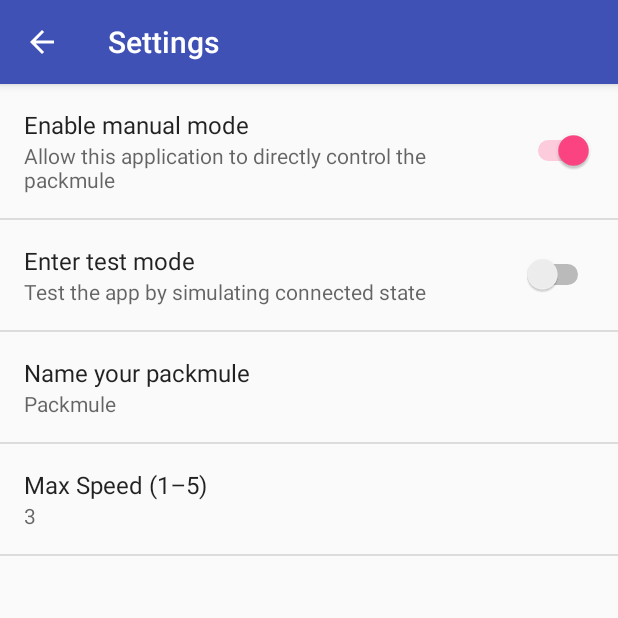
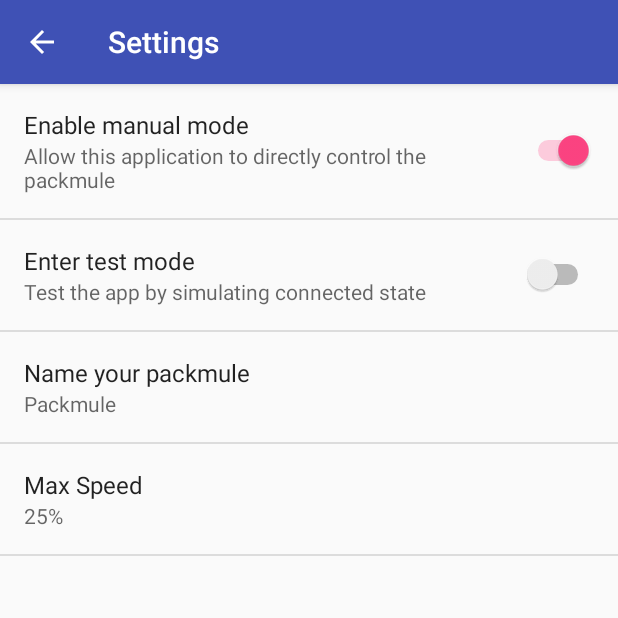
Before and after one commit to jaredford/Packmule, an Android app: the screen it shows after launch (SettingsActivity), in the side drawer, after a tap on "Settings", on a phone screen of 412 x 824 dp, the top half of it. Run offline under Robolectric (Android 15) with nearby library versions, the phone set to English and light mode, and no system bars.

Commit message:
Max speed is now a percentage (for more granular speed control). Bug fixes

```diff
--- a/app/build.gradle
+++ b/app/build.gradle
@@ -8,8 +8,8 @@ android {
         applicationId "com.jared.packmule"
         minSdkVersion 16
         targetSdkVersion 25
-        versionCode 18
-        versionName "1.5.3"
+        versionCode 20
+        versionName "1.5.5"
         testInstrumentationRunner "android.support.test.runner.AndroidJUnitRunner"
         vectorDrawables.useSupportLibrary = true
     }
--- a/app/src/main/java/com/jared/packmule/MainActivity.java
+++ b/app/src/main/java/com/jared/packmule/MainActivity.java
@@ -294,6 +294,7 @@ public class MainActivity extends AppCompatActivity
             }
             // The connection attempt succeeded. Perform work associated with
             // the connection in a separate thread.
+            utilities.disablePackmuleInputs(false);
             bindToConnectedThread(mmSocket);
         }
 
@@ -377,7 +378,8 @@ public class MainActivity extends AppCompatActivity
             public void onClick(View v) {
                 directionText.setText(getResources().getString(R.string.stopped));
                 try {
-                    mConnectedThread.write(JoyStick.STICK_NONE + "");
+                    utilities.setArduinoTxt("127127\n");
+                    mConnectedThread.write("127127\n");
                 } catch (Exception e) {
                     e.printStackTrace();
                 }
@@ -551,11 +553,7 @@ public class MainActivity extends AppCompatActivity
     @Override
     public boolean onNavigationItemSelected(@NonNull MenuItem item) {
         // Handle navigation view item clicks here.
-        if (item.isChecked()) {
-            return false;
-        }
         int id = item.getItemId();
-        item.setChecked(true);
         if (id == R.id.nav_settings) {
             Intent i = new Intent(this, SettingsActivity.class);
             i.putExtra(PreferenceActivity.EXTRA_SHOW_FRAGMENT, SettingsActivity.GeneralPreferenceFragment.class.getName());
--- a/app/src/main/java/com/jared/packmule/SettingsActivity.java
+++ b/app/src/main/java/com/jared/packmule/SettingsActivity.java
@@ -4,6 +4,7 @@ package com.jared.packmule;
 import android.annotation.TargetApi;
 import android.content.Context;
 import android.content.Intent;
+import android.content.SharedPreferences;
 import android.content.res.Configuration;
 import android.os.Build;
 import android.os.Bundle;
@@ -38,7 +39,14 @@ public class SettingsActivity extends AppCompatPreferenceActivity {
         @Override
         public boolean onPreferenceChange(Preference preference, Object value) {
             String stringValue = value.toString();
-
+            if (preference.getKey().equals("speed_scale")) {
+                if (Double.parseDouble(stringValue) > 100) {
+                    stringValue = "100";
+                    SharedPreferences settings = PreferenceManager.getDefaultSharedPreferences(preference.getContext());
+                    settings.edit().putString("speed_scale", "100").apply();
+                }
+                stringValue += "%";
+            }
             if (preference instanceof ListPreference) {
                 // For list preferences, look up the correct display value in
                 // the preference's 'entries' list.
--- a/app/src/main/res/values/strings.xml
+++ b/app/src/main/res/values/strings.xml
@@ -30,8 +30,8 @@
     <string name="pref_title_test_mode">Enter test mode</string>
     <string name="pref_description_test_mode">Test the app by simulating connected state
     </string>
-    <string name="pref_title_speed">Max Speed (1–5)</string>
-    <string name="pref_default_speed">3</string>
+    <string name="pref_title_speed">Max Speed</string>
+    <string name="pref_default_speed">25</string>
 
     <string name="pref_title_display_name">Name your packmule</string>
     <string name="pref_default_display_name">Packmule</string>
--- a/app/src/main/res/xml/pref_general.xml
+++ b/app/src/main/res/xml/pref_general.xml
@@ -26,10 +26,10 @@
     <EditTextPreference
         android:id="@+id/speed"
         android:defaultValue="@string/pref_default_speed"
-        android:digits="1,2,3,4,5"
-        android:inputType="number"
+        android:digits="1,2,3,4,5,6,7,8,9,0,."
+        android:inputType="numberDecimal"
         android:key="speed_scale"
-        android:maxLength="1"
+        android:maxLength="4"
         android:maxLines="1"
         android:selectAllOnFocus="true"
         android:singleLine="true"
--- a/build.gradle
+++ b/build.gradle
@@ -5,7 +5,7 @@ buildscript {
         jcenter()
     }
     dependencies {
-        classpath 'com.android.tools.build:gradle:2.2.3'
+        classpath 'com.android.tools.build:gradle:2.3.0'
 
         // NOTE: Do not place your application dependencies here; they belong
         // in the individual module build.gradle files
```
Also changed, not shown: app/src/main/java/com/jared/packmule/Utilities.java (+6 -5 lines), app/src/main/res/layout/app_bar_main.xml (+19 -16 lines), gradle/wrapper/gradle-wrapper.properties, 1 other file.
